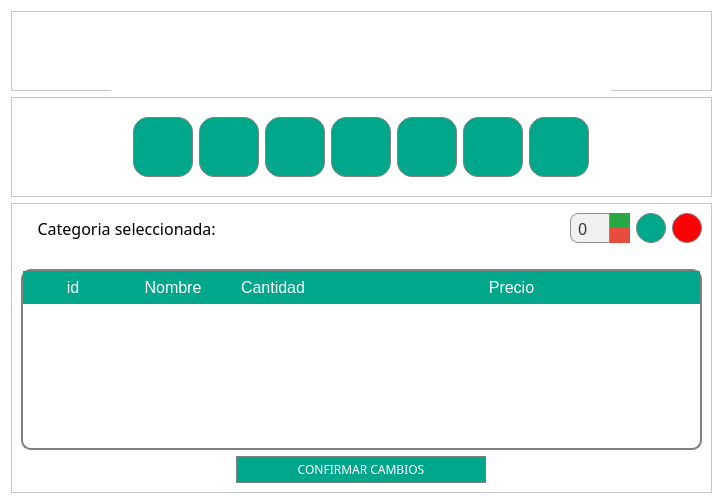
Qt form gui/modificar.ui (MariaFdezVertedor/ControlDeStock) before a commit.
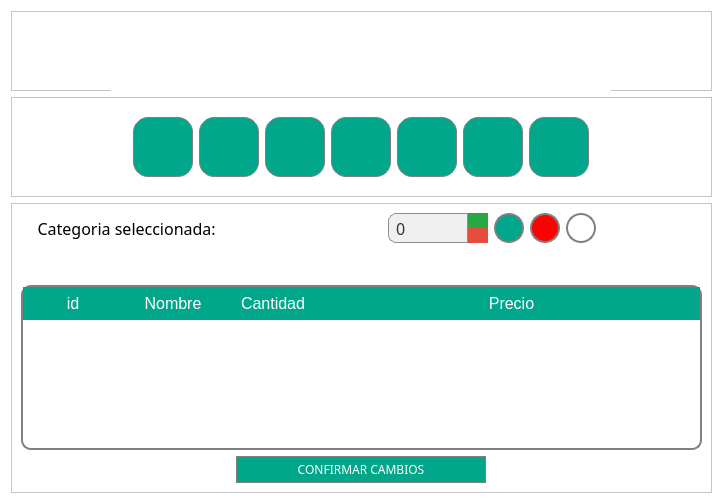
The same form after that commit. Icons and pictures are not drawn.

Commit message: Quitar filas en blanco, mejorar funcionalidad spinBox, agregar btnEliminar, mejorar lblEstado, agregar lblMensaje con su funcionalidad

```diff
--- a/gui/modificar.ui
+++ b/gui/modificar.ui
@@ -505,13 +505,13 @@
          <widget class="QSpinBox" name="spinBox">
           <property name="minimumSize">
            <size>
-            <width>60</width>
+            <width>100</width>
             <height>25</height>
            </size>
           </property>
           <property name="maximumSize">
            <size>
-            <width>60</width>
+            <width>100</width>
             <height>16777215</height>
            </size>
           </property>
@@ -590,7 +590,7 @@
           <property name="styleSheet">
            <string notr="true">QPushButton {
     background-color: rgba(1, 167, 138, 1);
-    border: 1px solid gray;
+    border: 2px solid gray;
     border-radius: 15px;
     padding: 4px;
     color: white;
@@ -639,7 +639,7 @@
           <property name="styleSheet">
            <string notr="true">QPushButton {
     background-color: rgba(255, 0, 0, 1);
-    border: 1px solid gray;
+    border: 2px solid gray;
     border-radius: 15px;
     padding: 4px;
     color: white;
@@ -671,20 +671,120 @@
           </property>
          </widget>
         </item>
+        <item>
+         <widget class="QPushButton" name="btnEliminar">
+          <property name="minimumSize">
+           <size>
+            <width>30</width>
+            <height>30</height>
+           </size>
+          </property>
+          <property name="maximumSize">
+           <size>
+            <width>30</width>
+            <height>30</height>
+           </size>
+          </property>
+          <property name="styleSheet">
+           <string notr="true">QPushButton {
+    background-color: white;
+    border: 2px solid gray;
+    border-radius: 15px;
+    padding: 4px;
+    color: white;
+    font-size: 14px;
+    font-family: &quot;Segoe UI&quot;;
+    text-align: center;
+    width: 40px;
+    height: 40px;
+}
+
+QPushButton:hover {
+    background-color: rgba(1, 167, 138, 0.8);
+    border: 2px solid rgba(1, 167, 138, 0.5);
+    color: rgba(255, 255, 255, 0.9);
+}
+
+QPushButton:pressed {
+    background-color: rgba(1, 167, 138, 0.6);
+    border: 2px solid rgba(1, 167, 138, 0.4);
+}
+</string>
+          </property>
+          <property name="text">
+           <string/>
+          </property>
+          <property name="icon">
+           <iconset>
+            <normaloff>../recursos/basura.png</normaloff>../recursos/basura.png</iconset>
+          </property>
+          <property name="iconSize">
+           <size>
+            <width>30</width>
+            <height>30</height>
+           </size>
+          </property>
+         </widget>
+        </item>
+        <item>
+         <widget class="QLabel" name="lblEstado">
+          <property name="minimumSize">
+           <size>
+            <width>100</width>
+            <height>30</height>
+           </size>
+          </property>
+          <property name="maximumSize">
+           <size>
+            <width>100</width>
+            <height>30</height>
+           </size>
+          </property>
+          <property name="font">
+           <font>
+            <family>Questrial</family>
+            <pointsize>12</pointsize>
+           </font>
+          </property>
+          <property name="layoutDirection">
+           <enum>Qt::RightToLeft</enum>
+          </property>
+          <property name="text">
+           <string/>
+          </property>
+         </widget>
+        </item>
        </layout>
       </item>
       <item>
-       <spacer name="horizontalSpacer">
-        <property name="orientation">
-         <enum>Qt::Horizontal</enum>
+       <widget class="QLabel" name="lblMensaje">
+        <property name="minimumSize">
+         <size>
+          <width>660</width>
+          <height>30</height>
+         </size>
         </property>
-        <property name="sizeHint" stdset="0">
+        <property name="maximumSize">
          <size>
-          <width>682</width>
-          <height>20</height>
+          <width>700</width>
+          <height>30</height>
          </size>
         </property>
-       </spacer>
+        <property name="font">
+         <font>
+          <family>Questrial</family>
+         </font>
+        </property>
+        <property name="styleSheet">
+         <string notr="true">color: rgb(255, 0, 0);</string>
+        </property>
+        <property name="text">
+         <string/>
+        </property>
+        <property name="alignment">
+         <set>Qt::AlignCenter</set>
+        </property>
+       </widget>
       </item>
       <item>
        <widget class="QTableWidget" name="tableWidgetPreview">
```
The commit also changes 9 other files.
